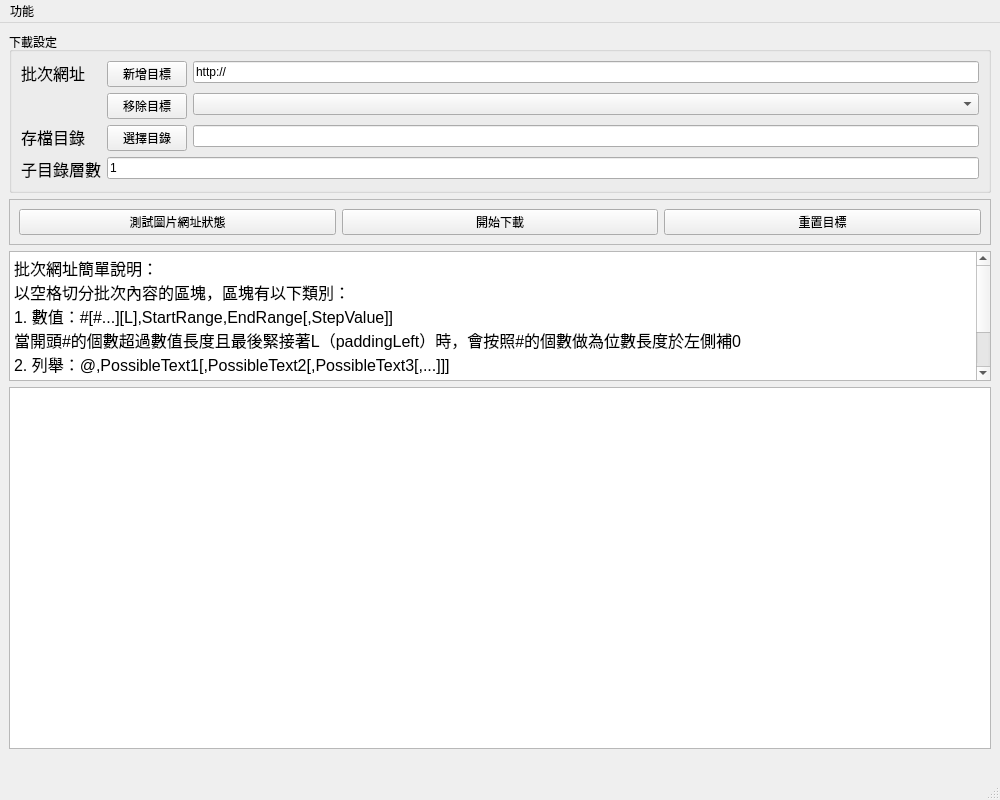
Above: ui_web_image_batch_downloader.ui from DdavidC/web_image_batch_downloader before the change. Below: the same form after it.
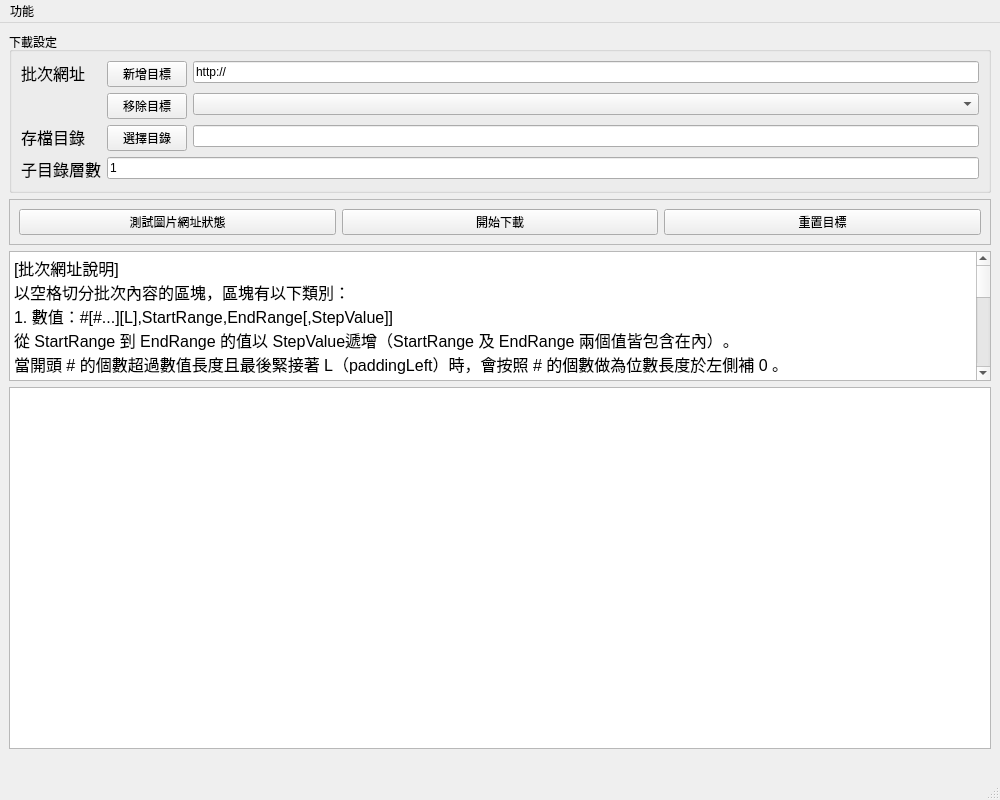
That is the form after the change.

What changed in the file:
```diff
--- a/ui_web_image_batch_downloader.ui
+++ b/ui_web_image_batch_downloader.ui
@@ -223,12 +223,22 @@
          <bool>true</bool>
         </property>
         <property name="plainText">
-         <string>批次網址簡單說明：
+         <string>[批次網址說明]
 以空格切分批次內容的區塊，區塊有以下類別：
 1. 數值：#[#...][L],StartRange,EndRange[,StepValue]]
-當開頭#的個數超過數值長度且最後緊接著L（paddingLeft）時，會按照#的個數做為位數長度於左側補0
-2. 列舉：@,PossibleText1[,PossibleText2[,PossibleText3[,...]]]
-子目錄層數：取用解析網址中檔名前的部分，將各檔案自動存放於存檔目錄中對應名稱的子目錄下</string>
+從 StartRange 到 EndRange 的值以 StepValue遞增（StartRange 及 EndRange 兩個值皆包含在內）。
+當開頭 # 的個數超過數值長度且最後緊接著 L（paddingLeft）時，會按照 # 的個數做為位數長度於左側補 0 。
+例如 ###L,1,5,2 會得到 001、003、005 。
+2. 列舉：@,Text1[,Text2[,Text3[,...]]]
+將所有可能的文字列出。
+例如 @,aa,bb,cc 就會得到 aa、bb、cc 。
+
+[子目錄層數]
+取用解析網址中檔名前的部分，將各檔案自動存放於存檔目錄中對應名稱的子目錄下。
+
+[滑鼠雙擊網址列表]
+可以直接單獨下載並顯示該圖片。
+</string>
         </property>
        </widget>
       </item>
```
Left out of the diff: 98 changed lines with no effect on the pictures.
